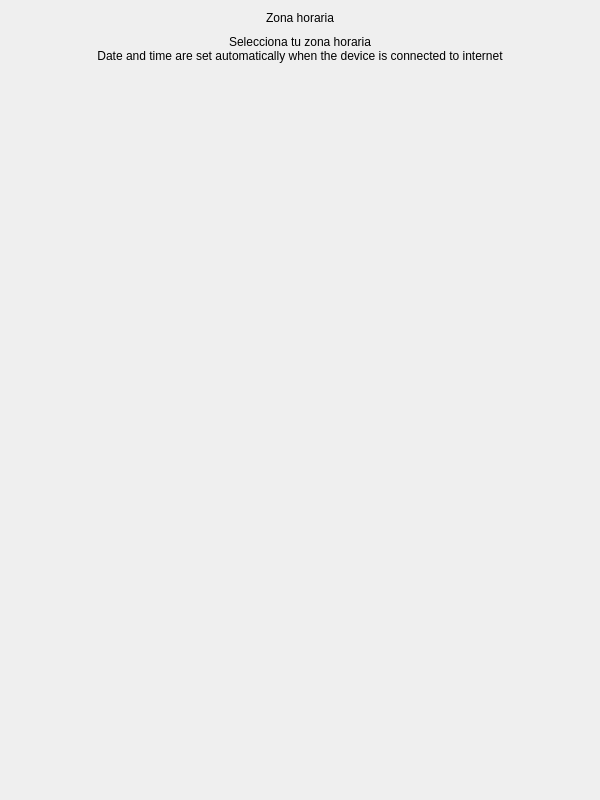
This is bqWizard/ui/WizardDateTime.ui in bq/cervantes as Qt 5 draws it before an edit. The edited form follows.
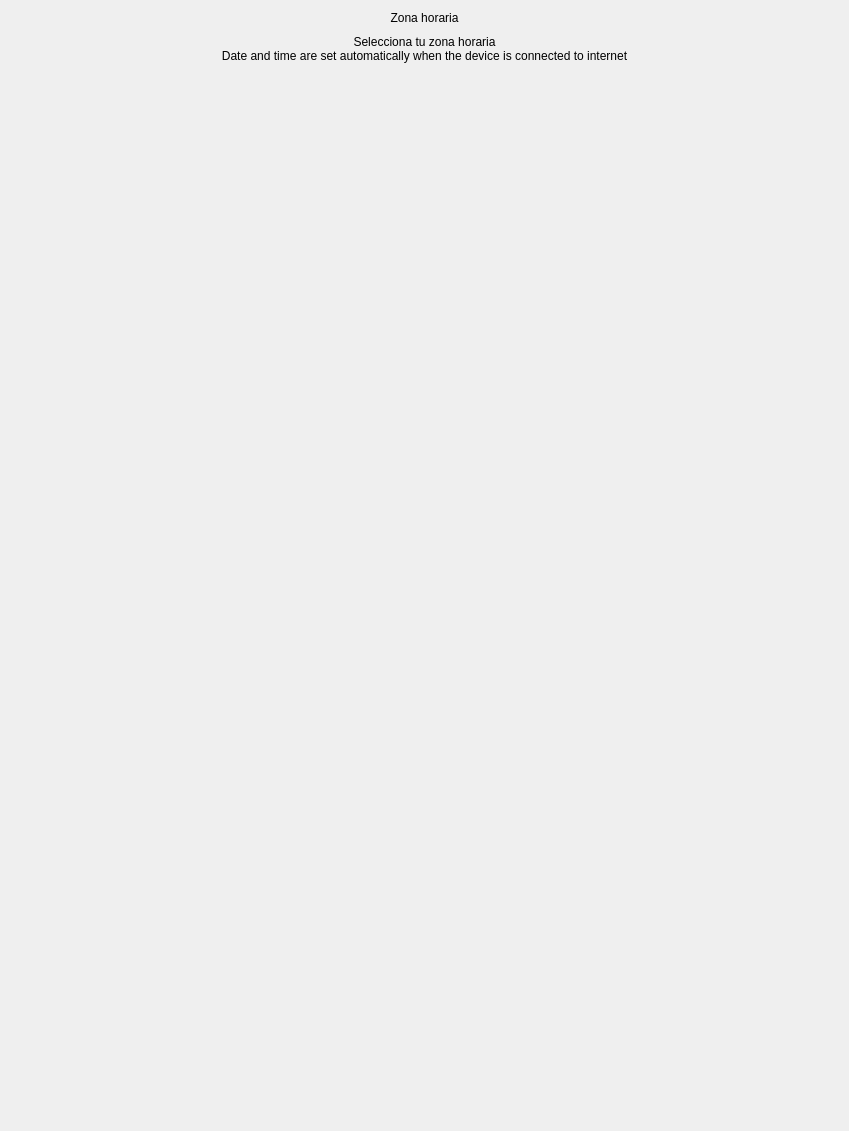
This is the edited form. Custom widgets are drawn as their Qt base class.

```diff
--- a/bqWizard/ui/WizardDateTime.ui
+++ b/bqWizard/ui/WizardDateTime.ui
@@ -6,8 +6,8 @@
    <rect>
     <x>0</x>
     <y>0</y>
-    <width>600</width>
-    <height>800</height>
+    <width>849</width>
+    <height>1131</height>
    </rect>
   </property>
   <property name="sizePolicy">
@@ -18,14 +18,14 @@
   </property>
   <property name="minimumSize">
    <size>
-    <width>600</width>
-    <height>800</height>
+    <width>0</width>
+    <height>0</height>
    </size>
   </property>
   <property name="maximumSize">
    <size>
-    <width>600</width>
-    <height>800</height>
+    <width>849</width>
+    <height>1131</height>
    </size>
   </property>
   <property name="focusPolicy">
@@ -60,8 +60,8 @@
         </property>
         <property name="maximumSize">
          <size>
-          <width>500</width>
-          <height>35</height>
+          <width>707</width>
+          <height>49</height>
          </size>
         </property>
         <property name="text">
@@ -201,8 +201,8 @@
         </property>
         <property name="maximumSize">
          <size>
-          <width>10000</width>
-          <height>81</height>
+          <width>14142</width>
+          <height>115</height>
          </size>
         </property>
         <layout class="QHBoxLayout" name="horizontalLayout_6">
@@ -230,8 +230,8 @@
      </property>
      <property name="sizeHint" stdset="0">
       <size>
-       <width>20</width>
-       <height>287</height>
+       <width>28</width>
+       <height>406</height>
       </size>
      </property>
     </spacer>
```
Left out of the diff: 8 changed lines with no effect on the pictures.
